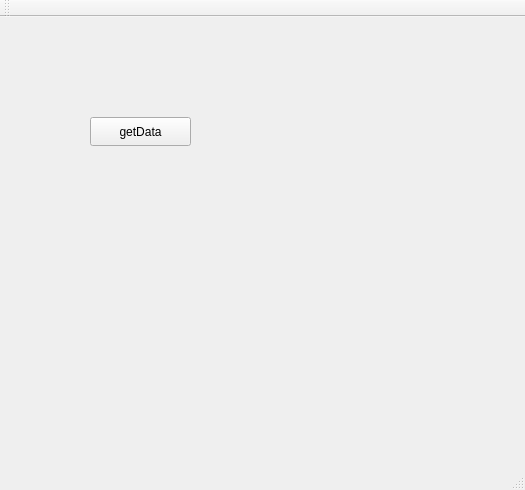
First picture: the form in QtTcpClientConsumer/mainwindow.ui, repository HemersonRafael/PA_qt, before the edit.
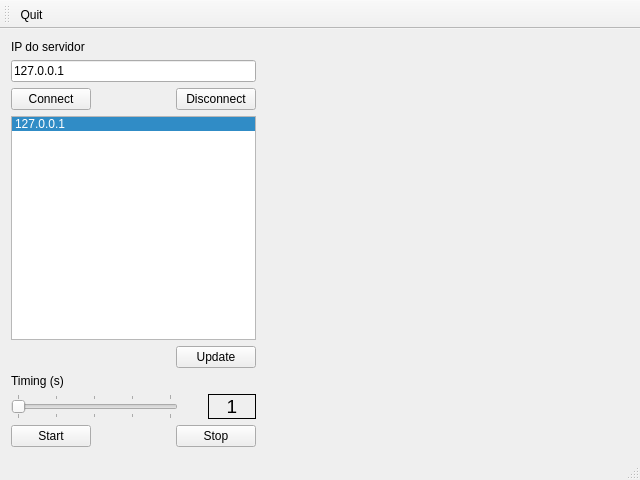
Second picture: the form after the edit. Custom widgets are drawn as their Qt base class.

The edit to the form file:
```diff
--- a/QtTcpClientConsumer/mainwindow.ui
+++ b/QtTcpClientConsumer/mainwindow.ui
@@ -6,27 +6,212 @@
    <rect>
     <x>0</x>
     <y>0</y>
-    <width>525</width>
-    <height>490</height>
+    <width>640</width>
+    <height>480</height>
    </rect>
   </property>
   <property name="windowTitle">
    <string>MainWindow</string>
   </property>
   <widget class="QWidget" name="centralWidget">
-   <widget class="QPushButton" name="pushButtonGet">
-    <property name="geometry">
-     <rect>
-      <x>90</x>
-      <y>100</y>
-      <width>101</width>
-      <height>29</height>
-     </rect>
-    </property>
-    <property name="text">
-     <string>getData</string>
-    </property>
-   </widget>
+   <layout class="QGridLayout" name="gridLayout">
+    <item row="0" column="0">
+     <layout class="QHBoxLayout" name="horizontalLayout_8" stretch="40,60">
+      <item>
+       <layout class="QVBoxLayout" name="verticalLayout">
+        <item>
+         <widget class="QLabel" name="label">
+          <property name="text">
+           <string>IP do servidor</string>
+          </property>
+         </widget>
+        </item>
+        <item>
+         <widget class="QLineEdit" name="lineEditIp">
+          <property name="text">
+           <string>127.0.0.1</string>
+          </property>
+         </widget>
+        </item>
+        <item>
+         <layout class="QHBoxLayout" name="horizontalLayout_3">
+          <item>
+           <widget class="QPushButton" name="pushButtonConnect_2">
+            <property name="text">
+             <string>Connect</string>
+            </property>
+           </widget>
+          </item>
+          <item>
+           <spacer name="horizontalSpacer_3">
+            <property name="orientation">
+             <enum>Qt::Horizontal</enum>
+            </property>
+            <property name="sizeHint" stdset="0">
+             <size>
+              <width>18</width>
+              <height>20</height>
+             </size>
+            </property>
+           </spacer>
+          </item>
+          <item>
+           <widget class="QPushButton" name="pushButtonDisconnect_2">
+            <property name="text">
+             <string>Disconnect</string>
+            </property>
+           </widget>
+          </item>
+         </layout>
+        </item>
+        <item>
+         <widget class="QListWidget" name="listWidget">
+          <property name="currentRow">
+           <number>0</number>
+          </property>
+          <item>
+           <property name="text">
+            <string>127.0.0.1</string>
+           </property>
+          </item>
+         </widget>
+        </item>
+        <item>
+         <layout class="QHBoxLayout" name="horizontalLayout_7">
+          <item>
+           <spacer name="horizontalSpacer_2">
+            <property name="orientation">
+             <enum>Qt::Horizontal</enum>
+            </property>
+            <property name="sizeHint" stdset="0">
+             <size>
+              <width>158</width>
+              <height>20</height>
+             </size>
+            </property>
+           </spacer>
+          </item>
+          <item>
+           <widget class="QPushButton" name="pushButtonUpdate">
+            <property name="text">
+             <string>Update</string>
+            </property>
+           </widget>
+          </item>
+         </layout>
+        </item>
+        <item>
+         <widget class="QLabel" name="label_3">
+          <property name="text">
+           <string>Timing (s)</string>
+          </property>
+         </widget>
+        </item>
+        <item>
+         <layout class="QHBoxLayout" name="horizontalLayout_6" stretch="70,10,20">
+          <item>
+           <widget class="QSlider" name="horizontalSliderTiming_2">
+            <property name="minimum">
+             <number>1</number>
+            </property>
+            <property name="maximum">
+             <number>5</number>
+            </property>
+            <property name="orientation">
+             <enum>Qt::Horizontal</enum>
+            </property>
+            <property name="tickPosition">
+             <enum>QSlider::TicksBothSides</enum>
+            </property>
+            <property name="tickInterval">
+             <number>1</number>
+            </property>
+           </widget>
+          </item>
+          <item>
+           <spacer name="horizontalSpacer_6">
+            <property name="orientation">
+             <enum>Qt::Horizontal</enum>
+            </property>
+            <property name="sizeHint" stdset="0">
+             <size>
+              <width>13</width>
+              <height>22</height>
+             </size>
+            </property>
+           </spacer>
+          </item>
+          <item>
+           <widget class="QLabel" name="labelTiming_2">
+            <property name="font">
+             <font>
+              <pointsize>14</pointsize>
+             </font>
+            </property>
+            <property name="focusPolicy">
+             <enum>Qt::NoFocus</enum>
+            </property>
+            <property name="contextMenuPolicy">
+             <enum>Qt::DefaultContextMenu</enum>
+            </property>
+            <property name="frameShape">
+             <enum>QFrame::Box</enum>
+            </property>
+            <property name="frameShadow">
+             <enum>QFrame::Plain</enum>
+            </property>
+            <property name="text">
+             <string>1</string>
+            </property>
+            <property name="textFormat">
+             <enum>Qt::RichText</enum>
+            </property>
+            <property name="alignment">
+             <set>Qt::AlignCenter</set>
+            </property>
+           </widget>
+          </item>
+         </layout>
+        </item>
+        <item>
+         <layout class="QHBoxLayout" name="horizontalLayout_4">
+          <item>
+           <widget class="QPushButton" name="pushButtonConnectStart_2">
+            <property name="text">
+             <string>Start</string>
+            </property>
+           </widget>
+          </item>
+          <item>
+           <spacer name="horizontalSpacer_7">
+            <property name="orientation">
+             <enum>Qt::Horizontal</enum>
+            </property>
+            <property name="sizeHint" stdset="0">
+             <size>
+              <width>18</width>
+              <height>20</height>
+             </size>
+            </property>
+           </spacer>
+          </item>
+          <item>
+           <widget class="QPushButton" name="pushButtonConnectStop_2">
+            <property name="text">
+             <string>Stop</string>
+            </property>
+           </widget>
+          </item>
+         </layout>
+        </item>
+       </layout>
+      </item>
+      <item>
+       <widget class="Ploter" name="widgetGrafico" native="true"/>
+      </item>
+     </layout>
+    </item>
+   </layout>
   </widget>
   <widget class="QMenuBar" name="menuBar">
    <property name="geometry">
@@ -45,10 +230,24 @@
    <attribute name="toolBarBreak">
     <bool>false</bool>
    </attribute>
+   <addaction name="actionQuit"/>
   </widget>
   <widget class="QStatusBar" name="statusBar"/>
+  <action name="actionQuit">
+   <property name="text">
+    <string>Quit</string>
+   </property>
+  </action>
  </widget>
  <layoutdefault spacing="6" margin="11"/>
+ <customwidgets>
+  <customwidget>
+   <class>Ploter</class>
+   <extends>QWidget</extends>
+   <header>ploter.h</header>
+   <container>1</container>
+  </customwidget>
+ </customwidgets>
  <resources/>
  <connections/>
  <slots>
```
Left out of the diff: 4 changed lines with no effect on the pictures.
